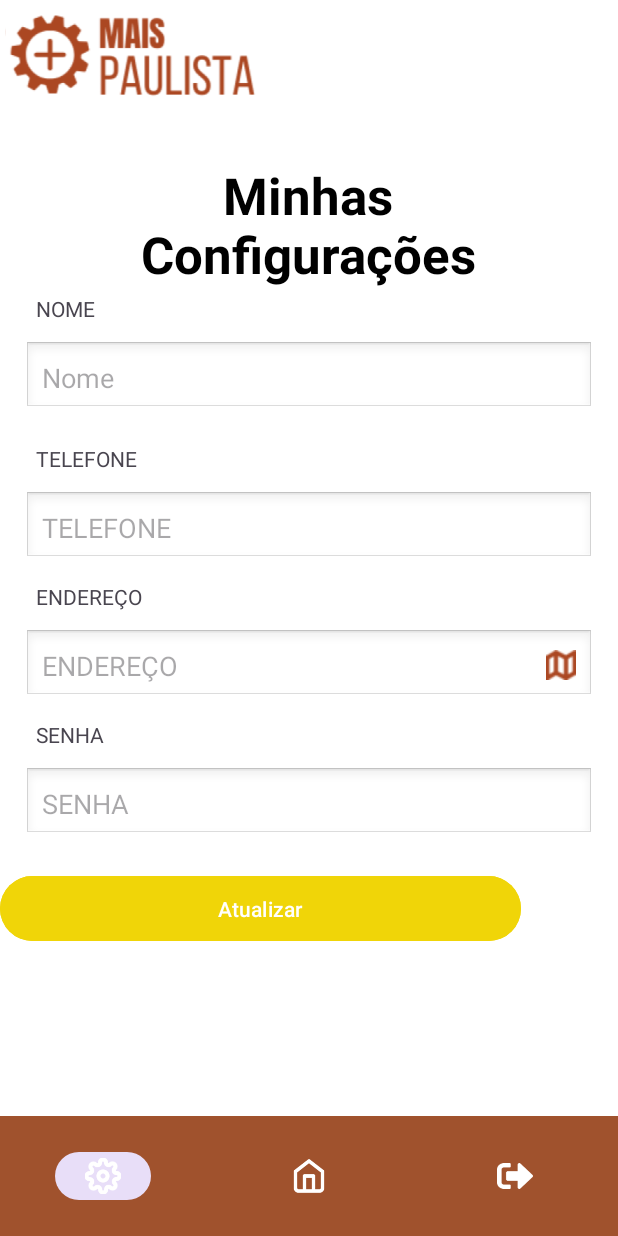
After one commit to pauloandreoliv/PDMOV, an Android app: the layout activity_configuration.xml on its own in the app's theme, with its tools: preview values and no code run, on a phone screen of 412 x 824 dp. The commit adds this screen. Run offline under Robolectric (Android 15) with nearby library versions, the phone set to English and light mode, and no system bars.

Commit message:
Tela de Configuração

```diff
--- a/MaisPaulista/app/src/main/AndroidManifest.xml
+++ b/MaisPaulista/app/src/main/AndroidManifest.xml
@@ -23,8 +23,12 @@
             android:name=".CadastroActivity"
             android:exported="false" />
         <activity
+            android:name=".ConfigurationActivity"
+            android:exported="false" />
+        <activity
             android:name=".MainActivity"
             android:exported="true">
+
             <intent-filter>
                 <action android:name="android.intent.action.MAIN" />
 
--- /dev/null
+++ b/MaisPaulista/app/src/main/java/com/projeto/maispaulista/ConfigurationActivity.kt
@@ -0,0 +1,6 @@
+package com.projeto.maispaulista
+
+import androidx.appcompat.app.AppCompatActivity
+
+class ConfigurationActivity : AppCompatActivity()  {
+}
--- /dev/null
+++ b/MaisPaulista/app/src/main/res/layout/activity_configuration.xml
@@ -0,0 +1,183 @@
+<?xml version="1.0" encoding="utf-8"?>
+<androidx.constraintlayout.widget.ConstraintLayout xmlns:android="http://schemas.android.com/apk/res/android"
+    xmlns:app="http://schemas.android.com/apk/res-auto"
+    xmlns:tools="http://schemas.android.com/tools"
+    android:id="@+id/configurationLayout"
+    android:layout_width="match_parent"
+    android:layout_height="match_parent"
+    android:background="#FFFFFF"
+    tools:context=".ConfigurationActivity">
+
+
+    <!-- Header -->
+
+
+    <!-- Campos de entrada -->
+
+
+    <ImageView
+        android:id="@+id/backArrow"
+        android:layout_width="49dp"
+        android:layout_height="43dp"
+        android:clickable="true"
+        android:focusable="true"
+        android:src="@drawable/ic_back_arrow"
+        tools:ignore="MissingConstraints"
+        tools:layout_editor_absoluteX="323dp"
+        tools:layout_editor_absoluteY="37dp" />
+
+    <ImageView
+        android:layout_width="181dp"
+        android:layout_height="71dp"
+        android:src="@drawable/ic_logo"
+        tools:ignore="MissingConstraints"
+        tools:layout_editor_absoluteX="24dp"
+        tools:layout_editor_absoluteY="21dp" />
+
+
+    <TextView
+        android:id="@+id/titleTextView"
+        android:layout_width="236dp"
+        android:layout_height="91dp"
+        android:layout_marginTop="104dp"
+        android:gravity="center"
+        android:text="Minhas\nConfigurações"
+        android:textColor="#000000"
+        android:textSize="34sp"
+        android:textStyle="bold"
+        app:layout_constraintEnd_toEndOf="parent"
+        app:layout_constraintHorizontal_bias="0.497"
+        app:layout_constraintStart_toStartOf="parent"
+        app:layout_constraintTop_toTopOf="parent" />
+
+    <EditText
+        android:id="@+id/nomeEdit"
+        android:layout_width="0dp"
+        android:layout_height="wrap_content"
+        android:layout_marginStart="16dp"
+        android:layout_marginTop="12dp"
+        android:layout_marginEnd="16dp"
+        android:background="@android:drawable/edit_text"
+        android:hint="Nome"
+        android:padding="12dp"
+        app:layout_constraintEnd_toEndOf="parent"
+        app:layout_constraintHorizontal_bias="0.0"
+        app:layout_constraintStart_toStartOf="parent"
+        app:layout_constraintTop_toBottomOf="@id/nomeLabel" />
+
+    <Button
+        android:id="@+id/registerButton"
+        android:layout_width="347dp"
+        android:layout_height="wrap_content"
+        android:layout_marginTop="20dp"
+        android:backgroundTint="#F0D508"
+        android:padding="12dp"
+        android:text="Atualizar"
+        android:textAllCaps="false"
+        android:textColor="#FFFFFF"
+        app:layout_constraintTop_toBottomOf="@id/senhaEdit"
+        tools:layout_editor_absoluteX="32dp"
+        tools:ignore="MissingConstraints" />
+
+    <EditText
+        android:id="@+id/senhaEdit"
+        android:layout_width="0dp"
+        android:layout_height="wrap_content"
+        android:layout_marginStart="16dp"
+        android:layout_marginTop="12dp"
+        android:layout_marginEnd="16dp"
+        android:background="@android:drawable/edit_text"
+        android:hint="SENHA"
+        android:padding="12dp"
+        app:layout_constraintEnd_toEndOf="parent"
+        app:layout_constraintHorizontal_bias="1.0"
+        app:layout_constraintStart_toStartOf="parent"
+        app:layout_constraintTop_toBottomOf="@id/senhaLabel" />
+
+    <EditText
+        android:id="@+id/telefoneEdit"
+        android:layout_width="0dp"
+        android:layout_height="wrap_content"
+        android:layout_marginStart="16dp"
+        android:layout_marginTop="12dp"
+        android:layout_marginEnd="16dp"
+        android:background="@android:drawable/edit_text"
+        android:hint="TELEFONE"
+        android:padding="12dp"
+        app:layout_constraintEnd_toEndOf="parent"
+        app:layout_constraintHorizontal_bias="0.0"
+        app:layout_constraintStart_toStartOf="parent"
+        app:layout_constraintTop_toBottomOf="@id/telefoneLabel" />
+
+    <EditText
+        android:id="@+id/enderecoEdit"
+        android:layout_width="0dp"
+        android:layout_height="wrap_content"
+        android:layout_marginStart="16dp"
+        android:layout_marginTop="12dp"
+        android:layout_marginEnd="16dp"
+        android:background="@android:drawable/edit_text"
+        android:drawableEnd="@drawable/maps"
+        android:drawablePadding="8dp"
+        android:hint="ENDEREÇO"
+        android:padding="12dp"
+        app:layout_constraintEnd_toEndOf="parent"
+        app:layout_constraintHorizontal_bias="0.0"
+        app:layout_constraintStart_toStartOf="parent"
+        app:layout_constraintTop_toBottomOf="@id/enderecoLabel" />
+
+    <TextView
+        android:id="@+id/enderecoLabel"
+        android:layout_width="wrap_content"
+        android:layout_height="wrap_content"
+        android:layout_marginStart="24dp"
+        android:layout_marginTop="12dp"
+        android:text="ENDEREÇO"
+        app:layout_constraintStart_toStartOf="parent"
+        app:layout_constraintTop_toBottomOf="@id/telefoneEdit" />
+
+    <TextView
+        android:id="@+id/senhaLabel"
+        android:layout_width="wrap_content"
+        android:layout_height="wrap_content"
+        android:layout_marginStart="24dp"
+        android:layout_marginTop="12dp"
+        android:text="SENHA"
+        app:layout_constraintStart_toStartOf="parent"
+        app:layout_constraintTop_toBottomOf="@id/enderecoEdit" />
+
+    <TextView
+        android:id="@+id/nomeLabel"
+        android:layout_width="wrap_content"
+        android:layout_height="wrap_content"
+        android:layout_marginStart="24dp"
+        android:layout_marginTop="196dp"
+        android:text="NOME"
+        app:layout_constraintStart_toStartOf="parent"
+        app:layout_constraintTop_toTopOf="parent" />
+
+    <TextView
+        android:id="@+id/telefoneLabel"
+        android:layout_width="wrap_content"
+        android:layout_height="wrap_content"
+        android:layout_marginStart="24dp"
+        android:layout_marginTop="20dp"
+        android:text="TELEFONE"
+        app:layout_constraintStart_toStartOf="parent"
+        app:layout_constraintTop_toBottomOf="@id/nomeEdit" />
+
+
+    <com.google.android.material.bottomnavigation.BottomNavigationView
+        android:id="@+id/bottom_navigation"
+        android:layout_width="match_parent"
+        android:layout_height="wrap_content"
+        android:layout_alignParentBottom="true"
+        android:background="@color/brown"
+        app:layout_constraintBottom_toBottomOf="parent"
+        app:menu="@menu/bottom_navigation_menu"
+        tools:layout_editor_absoluteX="0dp"
+        app:itemIconTint="@color/white"
+        app:labelVisibilityMode="unlabeled"
+        />
+
+</androidx.constraintlayout.widget.ConstraintLayout>
--- /dev/null
+++ b/MaisPaulista/app/src/main/res/menu/bottom_navigation_menu.xml
@@ -0,0 +1,14 @@
+<menu xmlns:android="http://schemas.android.com/apk/res/android">
+    <item
+        android:id="@+id/navigation_settings"
+        android:icon="@drawable/ic_settings"
+        android:title="Configurações"/>
+    <item
+        android:id="@+id/navigation_home"
+        android:icon="@drawable/ic_home"
+        android:title="Home"/>
+    <item
+        android:id="@+id/navigation_back"
+        android:icon="@drawable/ic_back"
+        android:title="Voltar"/>
+</menu>
--- a/MaisPaulista/app/src/main/res/values/colors.xml
+++ b/MaisPaulista/app/src/main/res/values/colors.xml
@@ -2,4 +2,5 @@
 <resources>
     <color name="black">#FF000000</color>
     <color name="white">#FFFFFFFF</color>
+    <color name="brown">#A0522D</color>
 </resources>
```
Also changed, not shown: MaisPaulista/app/src/main/res/drawable/ic_back.png (added), MaisPaulista/app/src/main/res/drawable/ic_home.png (added), MaisPaulista/app/src/main/res/drawable/ic_settings.png (added), MaisPaulista/app/src/main/res/drawable/maps.png (added).
